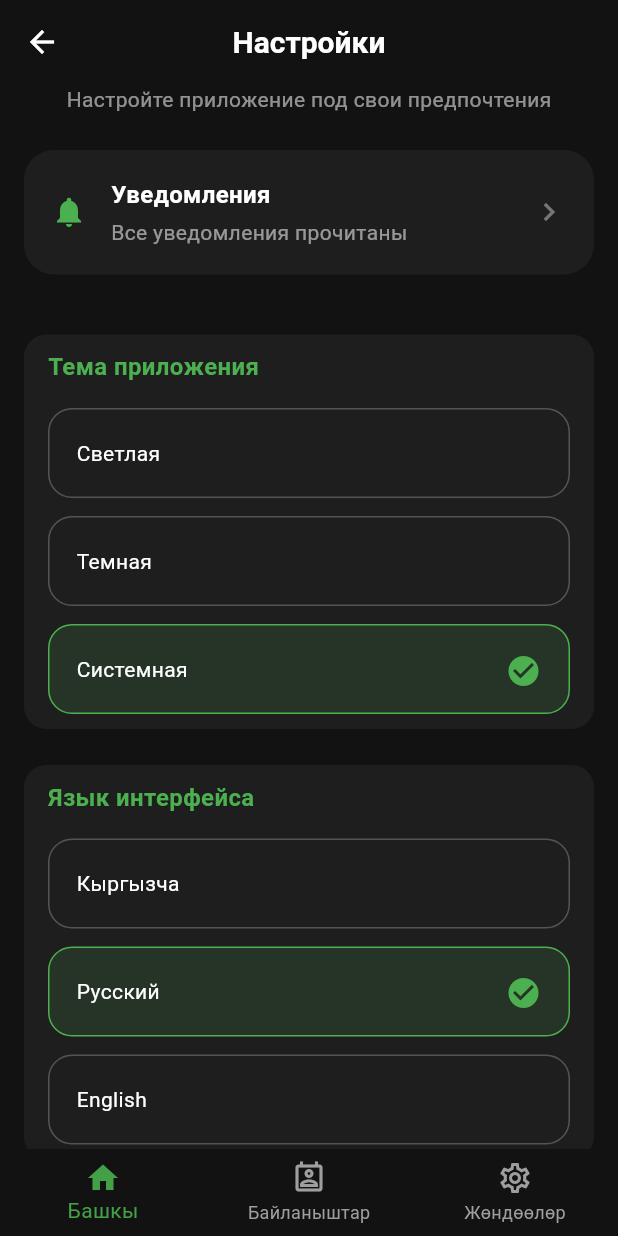
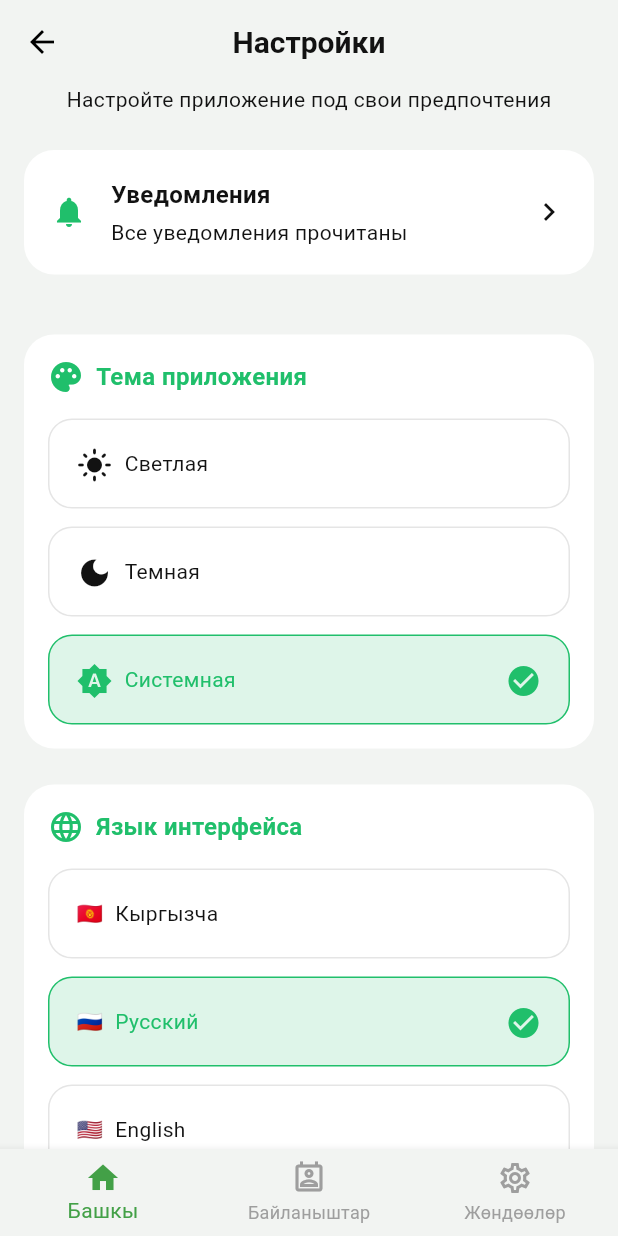
Before and after one commit to Eldiyar0220/manas_suu, a Flutter app: the SettingsPage screen opened by its route, on a phone screen of 412 x 824 dp. Run offline on Flutter 3.47's test engine with Material 3 defaults, Android fonts, the phone set to English and light mode, and no system bars; our stand-ins replace auto_route, bloc, dio, easy_localization, equatable, flutter_bloc and 3 more; accounts and stored records are empty.

Commit message:
theme koshuldu

```diff
--- a/lib/app/extensions/context_extensions.dart
+++ b/lib/app/extensions/context_extensions.dart
@@ -1,4 +1,6 @@
 import 'package:auto_route/auto_route.dart';
+import 'package:flutter/material.dart';
+import 'package:manas_suu_app/app/theme/app_theme.dart';
 
 extension CustomAutoRouter on StackRouter {
   Future<void> pushAndRemoveUntil(PageRouteInfo route) async {
@@ -6,3 +8,7 @@ extension CustomAutoRouter on StackRouter {
     removeWhere((element) => true);
   }
 }
+
+extension ContextExtension on BuildContext {
+  MyColors get theme => Theme.of(this).extension<MyColors>()!;
+}
--- a/lib/app/theme/app_colors/app_colors.dart
+++ b/lib/app/theme/app_colors/app_colors.dart
@@ -5,6 +5,6 @@ class AppColors {
   static const Color mainWhite = Color(0xFFFFFFFF);
   static const Color bottomNavigationColor = Color(0xFF43A047);
   static const Color grey = Colors.grey;
-  static const Color backgroundWhite = Color(0xFFF5F7F6);
+  static const Color backgroundWhite = Color.fromARGB(255, 242, 244, 242);
   static const Color backgroundBlack = Color(0xFF121212);
 }
--- a/lib/app/theme/app_theme.dart
+++ b/lib/app/theme/app_theme.dart
@@ -1,13 +1,20 @@
 import 'package:flutter/material.dart';
 import 'package:manas_suu_app/app/theme/app_colors/app_colors.dart';
-
 
 /// Суля дальше сам
 abstract class AppThemes {
   static ThemeData mainThemeDark = ThemeData(
+    extensions: [
+      MyColors(
+        textWhiteBlackColor: AppColors.backgroundWhite,
+        cardBackgroundWhiteBlackColor: AppColors.backgroundBlack,
+      ),
+    ],
     brightness: Brightness.dark,
     scaffoldBackgroundColor: AppColors.backgroundBlack,
     appBarTheme: AppBarTheme(
+      centerTitle: true,
+      titleTextStyle: TextStyle(color: AppColors.backgroundWhite),
       iconTheme: const IconThemeData(color: Colors.white),
       backgroundColor: AppColors.backgroundBlack,
       // titleTextStyle: AppTextDark.text20W500,
@@ -37,6 +44,8 @@ abstract class AppThemes {
     brightness: Brightness.light,
     scaffoldBackgroundColor: AppColors.backgroundWhite,
     appBarTheme: AppBarTheme(
+      centerTitle: true,
+      titleTextStyle: TextStyle(color: AppColors.backgroundBlack),
       iconTheme: const IconThemeData(color: Colors.black),
       backgroundColor: AppColors.backgroundWhite,
       // titleTextStyle: AppTextsLight.text20W500,
@@ -62,5 +71,37 @@ abstract class AppThemes {
       surface: AppColors.mainColor,
       onSurface: Colors.grey,
     ),
+    extensions: [MyColors(textWhiteBlackColor: AppColors.backgroundBlack, cardBackgroundWhiteBlackColor: Colors.white)],
   );
 }
+
+class MyColors extends ThemeExtension<MyColors> {
+  const MyColors({required this.textWhiteBlackColor, required this.cardBackgroundWhiteBlackColor});
+
+  final Color? textWhiteBlackColor;
+  final Color? cardBackgroundWhiteBlackColor;
+
+  @override
+  MyColors copyWith({Color? textWhiteBlackColor, Color? cardBackgroundWhiteBlackColor}) {
+    return MyColors(
+      textWhiteBlackColor: textWhiteBlackColor ?? this.textWhiteBlackColor,
+      cardBackgroundWhiteBlackColor: cardBackgroundWhiteBlackColor ?? this.cardBackgroundWhiteBlackColor,
+    );
+  }
+
+  @override
+  MyColors lerp(MyColors? other, double t) {
+    if (other is! MyColors) {
+      return this;
+    }
+    return MyColors(
+      textWhiteBlackColor: Color.lerp(textWhiteBlackColor, other.textWhiteBlackColor, t),
+      cardBackgroundWhiteBlackColor: Color.lerp(cardBackgroundWhiteBlackColor, other.cardBackgroundWhiteBlackColor, t),
+    );
+  }
+
+  // Optional
+  @override
+  String toString() =>
+      'MyColors(textWhiteBlackColor: $textWhiteBlackColor, cardBackgroundWhiteBlackColor: $cardBackgroundWhiteBlackColor)';
+}
--- a/lib/feature/bottom_navigation/bottom_navigator_items.dart
+++ b/lib/feature/bottom_navigation/bottom_navigator_items.dart
@@ -7,11 +7,7 @@ import 'package:manas_suu_app/app/langs/lang_gen/locale_keys.g.dart';
 import 'package:manas_suu_app/app/theme/app_colors/app_colors.dart';
 
 class BottomNavigatorItem extends StatefulWidget {
-  const BottomNavigatorItem({
-    super.key,
-    required this.tabsRouter,
-    required this.initialIndex,
-  });
+  const BottomNavigatorItem({super.key, required this.tabsRouter, required this.initialIndex});
   final TabsRouter tabsRouter;
   final int initialIndex;
 
@@ -37,18 +33,12 @@ class _BottomNavigatorItemState extends State<BottomNavigatorItem> {
       type: BottomNavigationBarType.fixed,
       onTap: (index) => widget.tabsRouter.setActiveIndex(index),
       items: [
-        BottomNavigationBarItem(
-          icon: Icon(Icons.home),
-          label: context.tr(LocaleKeys.bottomNavText1),
-        ),
+        BottomNavigationBarItem(icon: Icon(Icons.home), label: context.tr(LocaleKeys.bottomNavText1)),
         BottomNavigationBarItem(
           icon: Icon(Icons.perm_contact_calendar_outlined),
           label: context.tr(LocaleKeys.bottomNavText3),
         ),
-        BottomNavigationBarItem(
-          icon: Icon(Icons.settings_outlined),
-          label: context.tr(LocaleKeys.bottomNavText4),
-        ),
+        BottomNavigationBarItem(icon: Icon(Icons.settings_outlined), label: context.tr(LocaleKeys.bottomNavText4)),
       ],
     );
   }
--- a/lib/feature/main/presentation/widgets/main_button_widget.dart
+++ b/lib/feature/main/presentation/widgets/main_button_widget.dart
@@ -1,6 +1,7 @@
 import 'package:easy_localization/easy_localization.dart';
 import 'package:flutter/material.dart';
 import 'package:manas_suu_app/app/langs/lang_gen/locale_keys.g.dart';
+import 'package:manas_suu_app/app/theme/app_colors/app_colors.dart';
 
 class MainButtonWidget extends StatelessWidget {
   const MainButtonWidget({super.key});
@@ -17,7 +18,7 @@ class MainButtonWidget extends StatelessWidget {
         ),
         boxShadow: [
           BoxShadow(
-            color: Colors.green.withValues(alpha: 0.3),
+            color: AppColors.mainColor.withValues(alpha: 0.3),
             blurRadius: 15,
             offset: const Offset(0, 8),
           ),
--- /dev/null
+++ b/lib/feature/settings/presentation/bloc/theme/cubit/theme_cubit.dart
@@ -0,0 +1,91 @@
+import 'package:bloc/bloc.dart';
+import 'package:flutter/material.dart' show ThemeMode;
+import 'package:flutter/widgets.dart';
+import 'package:injectable/injectable.dart';
+import 'package:manas_suu_app/app/constants/preference_helper.dart';
+
+@singleton
+class ThemeInteractor {
+  final PreferenceHelper _preferenceHelper;
+
+  ThemeInteractor(this._preferenceHelper);
+
+  late ThemeMode mode; // для отображения темы в приложении
+  bool isDarkMode = false;
+
+  Future<void> init() async {
+    final currentBrightness = WidgetsBinding.instance.platformDispatcher.platformBrightness;
+    final savedMode = _preferenceHelper.preferences?.getString('themeMode');
+
+    switch (savedMode) {
+      case 'ThemeMode.dark':
+        mode = ThemeMode.dark;
+        isDarkMode = true;
+
+        break;
+      case 'ThemeMode.light':
+        mode = ThemeMode.light;
+        isDarkMode = false;
+
+        break;
+      default:
+        mode = ThemeMode.system;
+        if (currentBrightness == Brightness.dark) {
+          isDarkMode = true;
+        } else {
+          isDarkMode = false;
+        }
+    }
+  }
+
+  Future<void> setTheme(ThemeMode theme) async {
+    final currentBrightness = WidgetsBinding.instance.platformDispatcher.platformBrightness;
+
+    await _preferenceHelper.preferences?.setString('themeMode', theme.toString());
+
+    mode = theme;
+    switch (theme) {
+      case ThemeMode.dark:
+        isDarkMode = true;
+
+        break;
+      case ThemeMode.light:
+        isDarkMode = false;
+
+        break;
+
+      case ThemeMode.system:
+        if (currentBrightness == Brightness.dark) {
+          isDarkMode = true;
+        } else {
+          isDarkMode = false;
+        }
+        break;
+    }
+  }
+}
+
+@singleton
+class ThemeCubit extends Cubit<ThemeState> {
+  ThemeCubit(this._interactor) : super(ThemeState(themeMode: ThemeMode.system, isDarkMode: false)) {
+    init();
+  }
+  final ThemeInteractor _interactor;
+
+  void init() async {
+    await _interactor.init();
+    emit(ThemeState(themeMode: _interactor.mode, isDarkMode: _interactor.isDarkMode));
+  }
+
+  Future<void> changeTheme(ThemeMode mode) async {
+    await _interactor.setTheme(mode);
+    emit(ThemeState(themeMode: _interactor.mode, isDarkMode: _interactor.isDarkMode));
+  }
+}
+
+class ThemeState {
+  final ThemeMode themeMode;
+  final bool isDarkMode;
+
+  ThemeState({required this.themeMode, required this.isDarkMode});
+}
--- a/lib/feature/settings/presentation/pages/settings_page.dart
+++ b/lib/feature/settings/presentation/pages/settings_page.dart
@@ -1,5 +1,6 @@
 import 'package:auto_route/auto_route.dart';
 import 'package:flutter/material.dart';
+import 'package:manas_suu_app/app/extensions/context_extensions.dart';
 import 'package:manas_suu_app/feature/settings/presentation/widgets/settings_language_widget.dart';
 import 'package:manas_suu_app/feature/settings/presentation/widgets/settings_notification_widget.dart';
 import 'package:manas_suu_app/feature/settings/presentation/widgets/settings_theme_body_widget.dart';
@@ -11,23 +12,17 @@ class SettingsPage extends StatelessWidget {
   @override
   Widget build(BuildContext context) {
     return Scaffold(
-      backgroundColor: const Color(0xFF121212),
       appBar: AppBar(
-        backgroundColor: const Color(0xFF121212),
-        elevation: 0,
         centerTitle: true,
-        title: const Text(
-          'Настройки',
-          style: TextStyle(fontSize: 20, fontWeight: FontWeight.w600),
-        ),
+        title: const Text('Настройки', style: TextStyle(fontSize: 20, fontWeight: FontWeight.w600)),
       ),
       body: SingleChildScrollView(
         padding: const EdgeInsets.symmetric(horizontal: 16),
         child: Column(
           children: [
-            const Text(
+            Text(
               'Настройте приложение под свои предпочтения',
-              style: TextStyle(color: Colors.white54),
+              style: TextStyle(color: context.theme.textWhiteBlackColor),
             ),
             const SizedBox(height: 24),
             SettingsNotificationAndVersionWidget(
@@ -47,10 +42,7 @@ class SettingsPage extends StatelessWidget {
             ),
             const SizedBox(height: 20),
             const Center(
-              child: Text(
-                '© 2025 Все права защищены',
-                style: TextStyle(color: Colors.white38),
-              ),
+              child: Text('© 2026 Все права защищены', style: TextStyle(color: Colors.white38)),
             ),
             const SizedBox(height: 20),
           ],
--- a/lib/feature/settings/presentation/widgets/settings_header_title_widget.dart
+++ b/lib/feature/settings/presentation/widgets/settings_header_title_widget.dart
@@ -1,18 +1,27 @@
 import 'package:flutter/material.dart';
+import 'package:manas_suu_app/app/theme/app_colors/app_colors.dart';
 
 class SettingsHeaderTitleWidget extends StatelessWidget {
-  const SettingsHeaderTitleWidget({super.key, required this.title});
+  const SettingsHeaderTitleWidget({super.key, required this.title, this.icon});
   final String title;
+  final IconData? icon;
 
   @override
   Widget build(BuildContext context) {
-    return Text(
-      title,
-      style: const TextStyle(
-        color: Colors.green,
-        fontSize: 16,
-        fontWeight: FontWeight.w600,
-      ),
+    return Row(
+      children: [
+        if (icon != null)
+          Padding(
+            padding: const EdgeInsets.only(right: 8.0),
+            child: Icon(icon, color: AppColors.mainColor),
+          ),
+        Flexible(
+          child: Text(
+            title,
+            style: const TextStyle(color: AppColors.mainColor, fontSize: 16, fontWeight: FontWeight.w600),
+          ),
+        ),
+      ],
     );
   }
 }
--- a/lib/feature/settings/presentation/widgets/settings_language_widget.dart
+++ b/lib/feature/settings/presentation/widgets/settings_language_widget.dart
@@ -1,4 +1,5 @@
 import 'package:flutter/material.dart';
+import 'package:manas_suu_app/app/extensions/context_extensions.dart';
 import 'package:manas_suu_app/feature/settings/presentation/widgets/settings_header_title_widget.dart';
 import 'package:manas_suu_app/feature/settings/presentation/widgets/settings_select_item_widget.dart';
 
@@ -14,24 +15,26 @@ class _SettingsLanguageWidgetState extends State<SettingsLanguageWidget> {
   @override
   Widget build(BuildContext context) {
     return Container(
-      padding: const EdgeInsets.symmetric(horizontal: 16, vertical: 10),
+      padding: const EdgeInsets.all(16),
       decoration: BoxDecoration(
-        color: const Color(0xFF1E1E1E),
-        borderRadius: BorderRadius.circular(15),
+        color: context.theme.cardBackgroundWhiteBlackColor,
+        borderRadius: BorderRadius.circular(20),
       ),
       child: Column(
         crossAxisAlignment: CrossAxisAlignment.start,
         children: [
-          const SettingsHeaderTitleWidget(title: 'Язык интерфейса'),
+          SettingsHeaderTitleWidget(title: 'Язык интерфейса', icon: Icons.language),
           const SizedBox(height: 16),
           SettingsSelectItemWidget(
             value: 'kg',
+            stringIcon: '🇰🇬',
             groupValue: selectedLanguage,
             title: 'Кыргызча',
             onTap: () => setState(() => selectedLanguage = 'kg'),
           ),
           const SizedBox(height: 12),
           SettingsSelectItemWidget(
+            stringIcon: '🇷🇺',
             value: 'ru',
             groupValue: selectedLanguage,
             title: 'Русский',
@@ -39,6 +42,7 @@ class _SettingsLanguageWidgetState extends State<SettingsLanguageWidget> {
           ),
           const SizedBox(height: 12),
           SettingsSelectItemWidget(
+            stringIcon: '🇺🇸',
             value: 'en',
             groupValue: selectedLanguage,
             title: 'English',
--- a/lib/feature/settings/presentation/widgets/settings_notification_widget.dart
+++ b/lib/feature/settings/presentation/widgets/settings_notification_widget.dart
@@ -1,4 +1,6 @@
 import 'package:flutter/material.dart';
+import 'package:manas_suu_app/app/extensions/context_extensions.dart';
+import 'package:manas_suu_app/app/theme/app_colors/app_colors.dart';
 
 class SettingsNotificationAndVersionWidget extends StatelessWidget {
   final IconData icon;
@@ -19,11 +21,11 @@ class SettingsNotificationAndVersionWidget extends StatelessWidget {
       padding: const EdgeInsets.all(18),
       decoration: BoxDecoration(
         borderRadius: BorderRadius.circular(20),
-        color: const Color(0xFF1E1E1E),
+        color: context.theme.cardBackgroundWhiteBlackColor,
       ),
       child: Row(
         children: [
-          Icon(icon, color: Colors.green),
+          Icon(icon, color: AppColors.mainColor),
           const SizedBox(width: 16),
           Expanded(
             child: Column(
@@ -31,17 +33,14 @@ class SettingsNotificationAndVersionWidget extends StatelessWidget {
               children: [
                 Text(
                   title,
-                  style: const TextStyle(
-                    fontSize: 16,
-                    fontWeight: FontWeight.w600,
-                  ),
+                  style: TextStyle(fontSize: 16, fontWeight: FontWeight.w600, color: context.theme.textWhiteBlackColor),
                 ),
                 const SizedBox(height: 4),
-                Text(subtitle, style: const TextStyle(color: Colors.white54)),
+                Text(subtitle, style: TextStyle(color: context.theme.textWhiteBlackColor)),
               ],
             ),
           ),
-          const Icon(Icons.chevron_right, color: Colors.white38),
+          Icon(Icons.chevron_right, color: context.theme.textWhiteBlackColor),
         ],
       ),
     );
--- a/lib/feature/settings/presentation/widgets/settings_select_item_widget.dart
+++ b/lib/feature/settings/presentation/widgets/settings_select_item_widget.dart
@@ -1,10 +1,14 @@
 import 'package:flutter/material.dart';
+import 'package:manas_suu_app/app/extensions/context_extensions.dart';
+import 'package:manas_suu_app/app/theme/app_colors/app_colors.dart';
 
 class SettingsSelectItemWidget extends StatelessWidget {
   final String value;
   final String groupValue;
   final String title;
   final VoidCallback onTap;
+  final String? stringIcon;
+  final IconData? icon;
 
   const SettingsSelectItemWidget({
     super.key,
@@ -12,6 +16,8 @@ class SettingsSelectItemWidget extends StatelessWidget {
     required this.groupValue,
     required this.title,
     required this.onTap,
+    this.stringIcon,
+    this.icon,
   });
 
   @override
@@ -25,15 +31,26 @@ class SettingsSelectItemWidget extends StatelessWidget {
         padding: const EdgeInsets.all(18),
         decoration: BoxDecoration(
           borderRadius: BorderRadius.circular(16),
-          border: Border.all(color: isSelected ? Colors.green : Colors.white24),
-          color: isSelected
-              ? Colors.green.withValues(alpha: 0.15)
-              : const Color(0xFF1E1E1E),
+          border: Border.all(color: isSelected ? AppColors.mainColor : const Color.fromARGB(60, 143, 143, 143)),
+          color: isSelected ? AppColors.mainColor.withValues(alpha: 0.15) : context.theme.cardBackgroundWhiteBlackColor,
         ),
         child: Row(
           children: [
-            Expanded(child: Text(title)),
-            if (isSelected) const Icon(Icons.check_circle, color: Colors.green),
+            if (stringIcon != null && icon == null)
+              Padding(padding: const EdgeInsets.only(right: 8.0), child: Text(stringIcon!)),
+            if (stringIcon == null && icon != null)
+              Padding(
+                padding: const EdgeInsets.only(right: 8.0),
+                child: Icon(icon!, color: isSelected ? AppColors.mainColor : context.theme.textWhiteBlackColor),
+              ),
+
+            Expanded(
+              child: Text(
+                title,
+                style: TextStyle(color: isSelected ? AppColors.mainColor : context.theme.textWhiteBlackColor),
+              ),
+            ),
+            if (isSelected) const Icon(Icons.check_circle, color: AppColors.mainColor),
           ],
         ),
       ),
--- a/lib/feature/settings/presentation/widgets/settings_theme_body_widget.dart
+++ b/lib/feature/settings/presentation/widgets/settings_theme_body_widget.dart
@@ -1,50 +1,50 @@
 import 'package:flutter/material.dart';
+import 'package:flutter_bloc/flutter_bloc.dart';
+import 'package:manas_suu_app/app/extensions/context_extensions.dart';
+import 'package:manas_suu_app/feature/settings/presentation/bloc/theme/cubit/theme_cubit.dart';
 import 'package:manas_suu_app/feature/settings/presentation/widgets/settings_header_title_widget.dart';
 import 'package:manas_suu_app/feature/settings/presentation/widgets/settings_select_item_widget.dart';
 
-class SettingsThemeBodyWidget extends StatefulWidget {
+class SettingsThemeBodyWidget extends StatelessWidget {
   const SettingsThemeBodyWidget({super.key});
-
-  @override
-  State<SettingsThemeBodyWidget> createState() =>
-      _SettingsThemeBodyWidgetState();
-}
-
-class _SettingsThemeBodyWidgetState extends State<SettingsThemeBodyWidget> {
-  String selectedTheme = 'system';
 
   @override
   Widget build(BuildContext context) {
     return Container(
-      padding: const EdgeInsets.symmetric(horizontal: 16, vertical: 10),
+      padding: const EdgeInsets.all(16),
       decoration: BoxDecoration(
-        color: const Color(0xFF1E1E1E),
-        borderRadius: BorderRadius.circular(15),
+        color: context.theme.cardBackgroundWhiteBlackColor,
+        borderRadius: BorderRadius.circular(20),
       ),
       child: Column(
         crossAxisAlignment: CrossAxisAlignment.start,
         children: [
-          const SettingsHeaderTitleWidget(title: 'Тема приложения'),
+          SettingsHeaderTitleWidget(title: 'Тема приложения', icon: Icons.palette),
           const SizedBox(height: 16),
           SettingsSelectItemWidget(
-            value: 'light',
-            groupValue: selectedTheme,
+            value: ThemeMode.light.name,
+            icon: Icons.light_mode,
+            groupValue: context.watch<ThemeCubit>().state.themeMode.name,
             title: 'Светлая',
-            onTap: () => setState(() => selectedTheme = 'light'),
+            onTap: () => context.read<ThemeCubit>().changeTheme(ThemeMode.light),
           ),
           const SizedBox(height: 12),
           SettingsSelectItemWidget(
-            value: 'dark',
-            groupValue: selectedTheme,
+            value: ThemeMode.dark.name,
+            icon: Icons.dark_mode,
+
+            groupValue: context.watch<ThemeCubit>().state.themeMode.name,
             title: 'Темная',
-            onTap: () => setState(() => selectedTheme = 'dark'),
+            onTap: () => context.read<ThemeCubit>().changeTheme(ThemeMode.dark),
           ),
           const SizedBox(height: 12),
           SettingsSelectItemWidget(
-            value: 'system',
-            groupValue: selectedTheme,
+            icon: Icons.brightness_auto,
+
+            value: ThemeMode.system.name,
+            groupValue: context.watch<ThemeCubit>().state.themeMode.name,
             title: 'Системная',
-            onTap: () => setState(() => selectedTheme = 'system'),
+            onTap: () => context.read<ThemeCubit>().changeTheme(ThemeMode.system),
           ),
         ],
       ),
--- a/pubspec.yaml
+++ b/pubspec.yaml
@@ -41,4 +41,4 @@ flutter:
   uses-material-design: true
   assets:
     - assets/images/
-    - assets/svgs/
+    # - assets/svgs/
```
Also changed, not shown: lib/feature/contacts/presentation/pages/contacts_page.dart (+10 -28 lines), lib/feature/contacts/presentation/widgets/contacts_item_widget.dart (+7 -16 lines), lib/feature/main/presentation/widgets/main_header_widget.dart (+4 -17 lines), lib/feature/main/presentation/widgets/main_info_contaiiner_widget.dart (+3 -6 lines), lib/feature/splash/presentation/pages/splash_page.dart (+26 -55 lines), lib/main.dart (+11 -3 lines), lib/core/injectable/injectable.config.dart, pubspec.lock, 3 other files.
